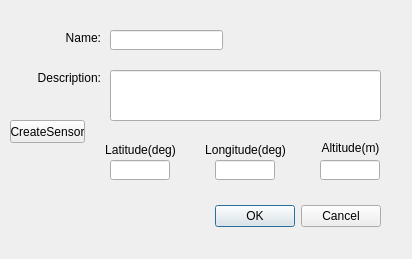
Old version of the form QtGuiApplication1/new_location.ui in the repository Maxar-Corp/nu-sirve.
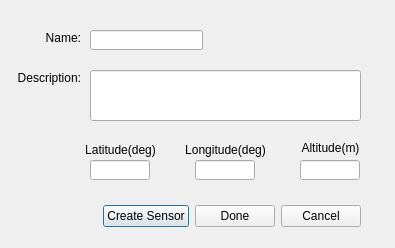
New version of the form.

Patch:
```diff
--- a/QtGuiApplication1/new_location.ui
+++ b/QtGuiApplication1/new_location.ui
@@ -6,8 +6,8 @@
    <rect>
     <x>0</x>
     <y>0</y>
-    <width>412</width>
-    <height>259</height>
+    <width>395</width>
+    <height>248</height>
    </rect>
   </property>
   <property name="windowTitle">
@@ -16,7 +16,7 @@
   <widget class="QWidget" name="layoutWidget">
    <property name="geometry">
     <rect>
-     <x>30</x>
+     <x>10</x>
      <y>200</y>
      <width>351</width>
      <height>33</height>
@@ -51,10 +51,17 @@
       </property>
      </spacer>
     </item>
+    <item>
+     <widget class="QPushButton" name="btn_create">
+      <property name="text">
+       <string>Create Sensor</string>
+      </property>
+     </widget>
+    </item>
     <item>
      <widget class="QPushButton" name="okButton">
       <property name="text">
-       <string>OK</string>
+       <string>Done</string>
       </property>
      </widget>
     </item>
@@ -70,7 +77,7 @@
   <widget class="QLabel" name="label">
    <property name="geometry">
     <rect>
-     <x>30</x>
+     <x>10</x>
      <y>30</y>
      <width>71</width>
      <height>16</height>
@@ -86,7 +93,7 @@
   <widget class="QLabel" name="label_2">
    <property name="geometry">
     <rect>
-     <x>30</x>
+     <x>10</x>
      <y>70</y>
      <width>71</width>
      <height>16</height>
@@ -102,7 +109,7 @@
   <widget class="QLabel" name="label_3">
    <property name="geometry">
     <rect>
-     <x>100</x>
+     <x>80</x>
      <y>140</y>
      <width>81</width>
      <height>20</height>
@@ -118,7 +125,7 @@
   <widget class="QLabel" name="label_4">
    <property name="geometry">
     <rect>
-     <x>200</x>
+     <x>180</x>
      <y>140</y>
      <width>91</width>
      <height>20</height>
@@ -134,7 +141,7 @@
   <widget class="QLabel" name="label_5">
    <property name="geometry">
     <rect>
-     <x>320</x>
+     <x>300</x>
      <y>140</y>
      <width>61</width>
      <height>16</height>
@@ -150,7 +157,7 @@
   <widget class="QLineEdit" name="txt_name">
    <property name="geometry">
     <rect>
-     <x>110</x>
+     <x>90</x>
      <y>30</y>
      <width>113</width>
      <height>20</height>
@@ -160,17 +167,20 @@
   <widget class="QLineEdit" name="txt_description">
    <property name="geometry">
     <rect>
-     <x>110</x>
+     <x>90</x>
      <y>70</y>
      <width>271</width>
      <height>51</height>
     </rect>
    </property>
+   <property name="alignment">
+    <set>Qt::AlignLeading|Qt::AlignLeft|Qt::AlignTop</set>
+   </property>
   </widget>
   <widget class="QLineEdit" name="txt_latitude">
    <property name="geometry">
     <rect>
-     <x>110</x>
+     <x>90</x>
      <y>160</y>
      <width>60</width>
      <height>20</height>
@@ -180,7 +190,7 @@
   <widget class="QLineEdit" name="txt_longitude">
    <property name="geometry">
     <rect>
-     <x>215</x>
+     <x>195</x>
      <y>160</y>
      <width>60</width>
      <height>20</height>
@@ -190,26 +200,13 @@
   <widget class="QLineEdit" name="txt_altitude">
    <property name="geometry">
     <rect>
-     <x>320</x>
+     <x>300</x>
      <y>160</y>
      <width>60</width>
      <height>20</height>
     </rect>
    </property>
   </widget>
-  <widget class="QPushButton" name="btn_create">
-   <property name="geometry">
-    <rect>
-     <x>10</x>
-     <y>120</y>
-     <width>75</width>
-     <height>23</height>
-    </rect>
-   </property>
-   <property name="text">
-    <string>CreateSensor</string>
-   </property>
-  </widget>
  </widget>
  <resources/>
  <connections>
```
